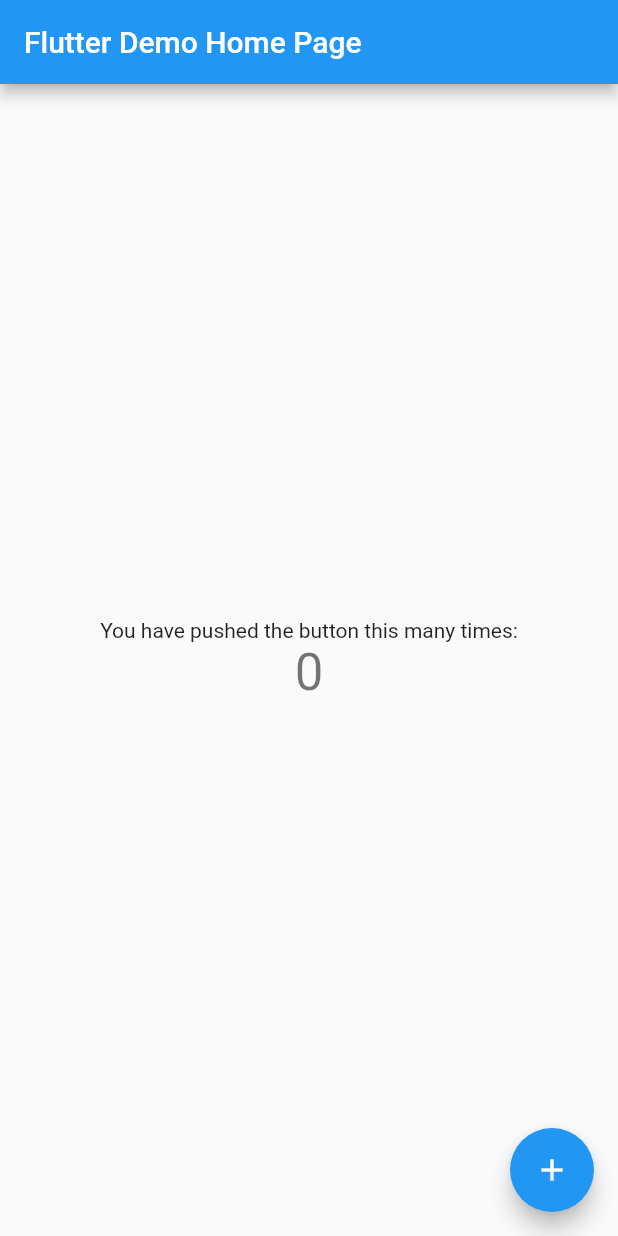
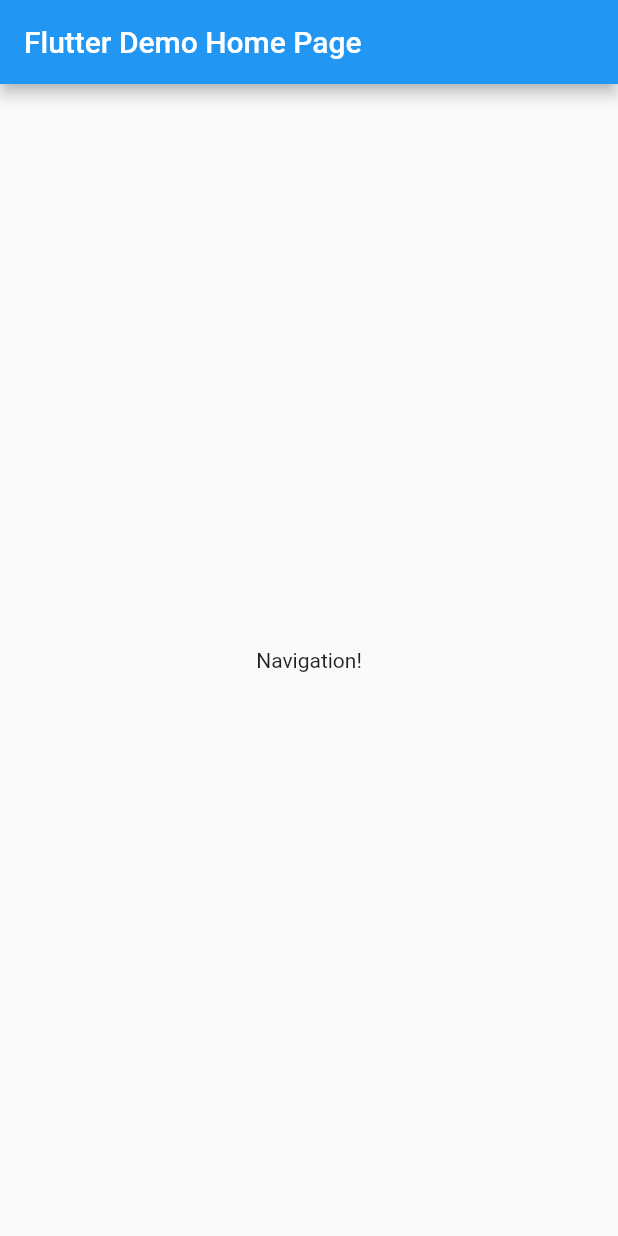
Before and after one commit to markopex/flutter-course, a Flutter app: the screen it shows after launch, on a phone screen of 412 x 824 dp. Run offline on Flutter 3.47's test engine with Material 2 defaults, Android fonts, the phone set to English and light mode, and no system bars.

```diff
--- a/expense_planner/lib/main.dart
+++ b/expense_planner/lib/main.dart
@@ -7,21 +7,11 @@ void main() {
 class MyApp extends StatelessWidget {
   const MyApp({super.key});
 
-  // This widget is the root of your application.
   @override
   Widget build(BuildContext context) {
     return MaterialApp(
       title: 'Flutter Demo',
       theme: ThemeData(
-        // This is the theme of your application.
-        //
-        // Try running your application with "flutter run". You'll see the
-        // application has a blue toolbar. Then, without quitting the app, try
-        // changing the primarySwatch below to Colors.green and then invoke
-        // "hot reload" (press "r" in the console where you ran "flutter run",
-        // or simply save your changes to "hot reload" in a Flutter IDE).
-        // Notice that the counter didn't reset back to zero; the application
-        // is not restarted.
         primarySwatch: Colors.blue,
       ),
       home: const MyHomePage(title: 'Flutter Demo Home Page'),
@@ -31,16 +21,6 @@ class MyApp extends StatelessWidget {
 
 class MyHomePage extends StatefulWidget {
   const MyHomePage({super.key, required this.title});
-
-  // This widget is the home page of your application. It is stateful, meaning
-  // that it has a State object (defined below) that contains fields that affect
-  // how it looks.
-
-  // This class is the configuration for the state. It holds the values (in this
-  // case the title) provided by the parent (in this case the App widget) and
-  // used by the build method of the State. Fields in a Widget subclass are
-  // always marked "final".
-
   final String title;
 
   @override
@@ -48,68 +28,18 @@ class MyHomePage extends StatefulWidget {
 }
 
 class _MyHomePageState extends State<MyHomePage> {
-  int _counter = 0;
-
-  void _incrementCounter() {
-    setState(() {
-      // This call to setState tells the Flutter framework that something has
-      // changed in this State, which causes it to rerun the build method below
-      // so that the display can reflect the updated values. If we changed
-      // _counter without calling setState(), then the build method would not be
-      // called again, and so nothing would appear to happen.
-      _counter++;
-    });
-  }
-
   @override
   Widget build(BuildContext context) {
-    // This method is rerun every time setState is called, for instance as done
-    // by the _incrementCounter method above.
-    //
-    // The Flutter framework has been optimized to make rerunning build methods
-    // fast, so that you can just rebuild anything that needs updating rather
-    // than having to individually change instances of widgets.
     return Scaffold(
       appBar: AppBar(
-        // Here we take the value from the MyHomePage object that was created by
-        // the App.build method, and use it to set our appbar title.
         title: Text(widget.title),
       ),
       body: Center(
-        // Center is a layout widget. It takes a single child and positions it
-        // in the middle of the parent.
         child: Column(
-          // Column is also a layout widget. It takes a list of children and
-          // arranges them vertically. By default, it sizes itself to fit its
-          // children horizontally, and tries to be as tall as its parent.
-          //
-          // Invoke "debug painting" (press "p" in the console, choose the
-          // "Toggle Debug Paint" action from the Flutter Inspector in Android
-          // Studio, or the "Toggle Debug Paint" command in Visual Studio Code)
-          // to see the wireframe for each widget.
-          //
-          // Column has various properties to control how it sizes itself and
-          // how it positions its children. Here we use mainAxisAlignment to
-          // center the children vertically; the main axis here is the vertical
-          // axis because Columns are vertical (the cross axis would be
-          // horizontal).
           mainAxisAlignment: MainAxisAlignment.center,
-          children: <Widget>[
-            const Text(
-              'You have pushed the button this many times:',
-            ),
-            Text(
-              '$_counter',
-              style: Theme.of(context).textTheme.headline4,
-            ),
-          ],
+          children: [Text("Navigation!")],
         ),
       ),
-      floatingActionButton: FloatingActionButton(
-        onPressed: _incrementCounter,
-        tooltip: 'Increment',
-        child: const Icon(Icons.add),
-      ), // This trailing comma makes auto-formatting nicer for build methods.
     );
   }
 }
```
Also changed, not shown: expense_planner/lib/categories_screen.dart (added, +11 -0 lines).
